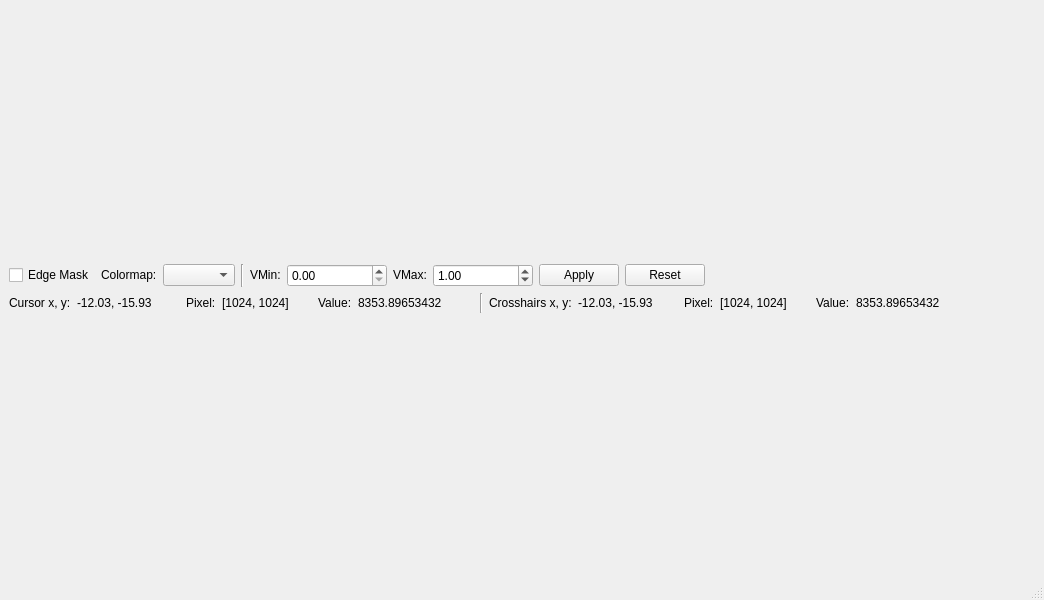
First picture: the form in xanespy/qt_map_window.ui, repository canismarko/xanespy, before the edit.
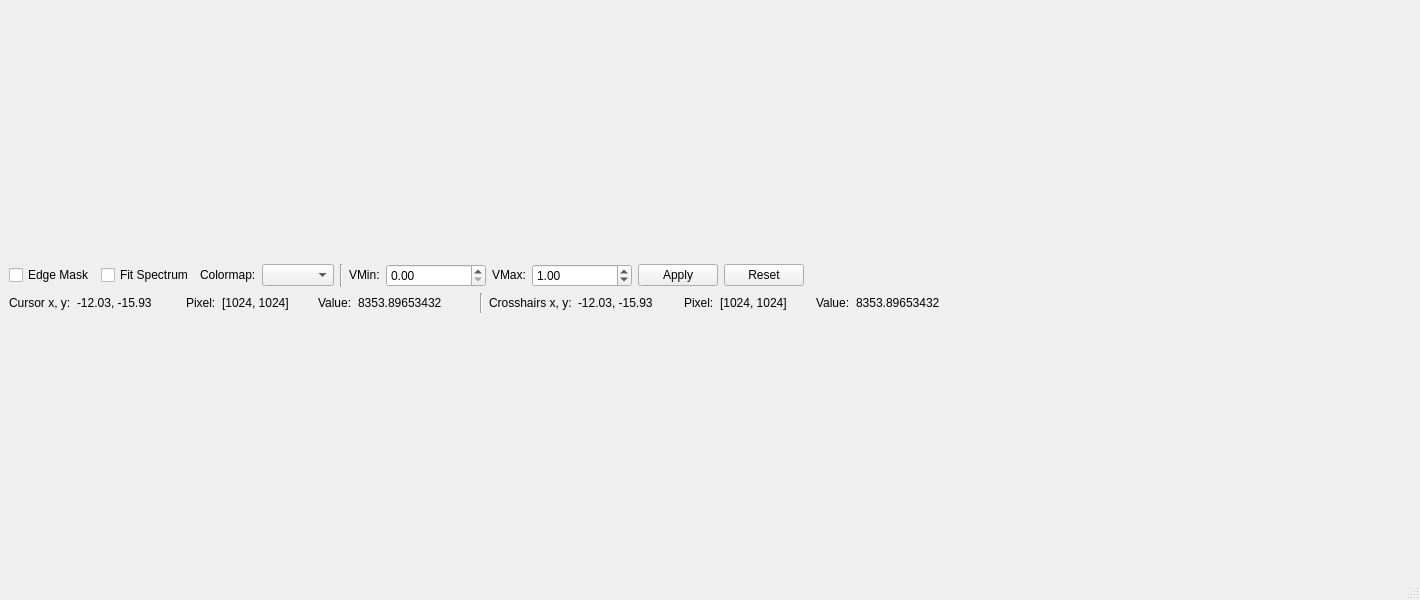
Second picture: the form after the edit.

```diff
--- a/xanespy/qt_map_window.ui
+++ b/xanespy/qt_map_window.ui
@@ -6,7 +6,7 @@
    <rect>
     <x>0</x>
     <y>0</y>
-    <width>1044</width>
+    <width>1420</width>
     <height>600</height>
    </rect>
   </property>
@@ -26,6 +26,13 @@
           </property>
          </widget>
         </item>
+        <item>
+         <widget class="QCheckBox" name="chkFitSpectrum">
+          <property name="text">
+           <string>Fit Spectrum</string>
+          </property>
+         </widget>
+        </item>
         <item>
          <widget class="QLabel" name="lblCmap">
           <property name="sizePolicy">
```
Left out of the diff: 4 changed lines with no effect on the pictures.
